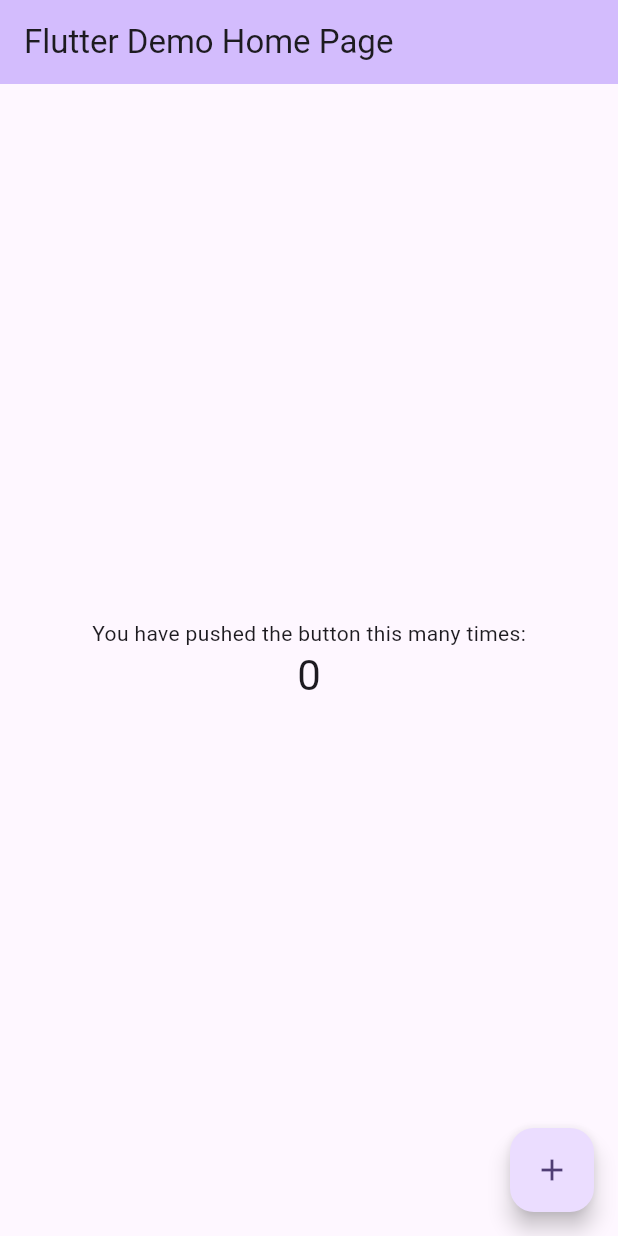
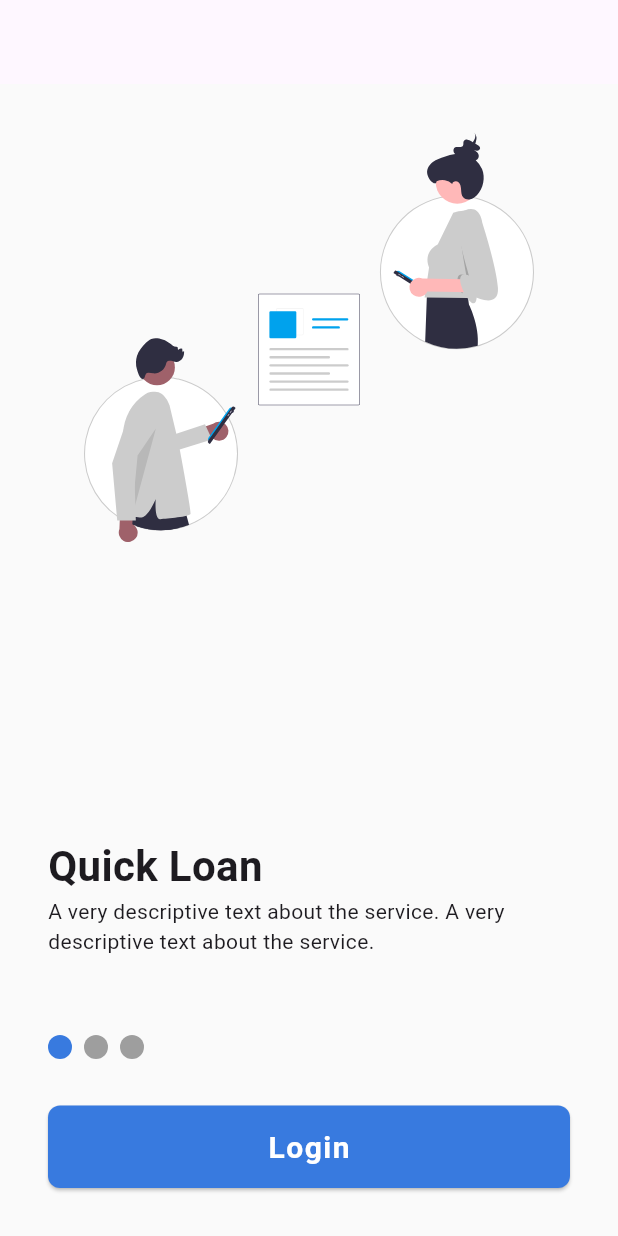
Before and after one commit to cloobTech/flutter_smart_thrift, a Flutter app: the screen it shows after launch, on a phone screen of 412 x 824 dp. Run offline on Flutter 3.47's test engine with Material 3 defaults, Android fonts, the phone set to English and light mode, and no system bars; drawn by our look-alikes of smooth_page_indicator; our stand-ins replace flutter_svg, fpdart.

Commit message:
structured the folders properly following clean architecture principles

```diff
--- /dev/null
+++ b/smart_thrift/lib/core/error/failure.dart
@@ -0,0 +1,5 @@
+class Failure {
+  final String message;
+
+  Failure([this.message = "An unexpected error occurred"]);
+}
--- /dev/null
+++ b/smart_thrift/lib/core/theme/app_pallete.dart
@@ -0,0 +1,9 @@
+import 'package:flutter/material.dart';
+
+class AppPallete {
+  static const Color bacckgroundColor = Color.fromRGBO(250, 250, 250, 1);
+  static const Color white = Color.fromRGBO(255, 255, 255, 1);
+  static const Color secondary = Color.fromRGBO(49, 54, 63, 1);
+  static const Color primary = Color.fromRGBO(56, 122, 223, 1);
+  static const Color borderColor = Color.fromRGBO(180, 180, 184, .4);
+}
--- /dev/null
+++ b/smart_thrift/lib/core/theme/app_theme.dart
@@ -0,0 +1,25 @@
+import 'package:flutter/material.dart';
+import 'package:smart_thrift/core/theme/app_pallete.dart';
+
+class AppTheme {
+  static _border([Color color = AppPallete.borderColor]) => OutlineInputBorder(
+      borderSide: BorderSide(width: 2, color: color),
+      borderRadius: BorderRadius.circular(8));
+
+  static final ThemeData lightThemeMode = ThemeData.light().copyWith(
+      inputDecorationTheme: InputDecorationTheme(
+        filled: true,
+        enabledBorder: _border(),
+        focusedBorder: _border(AppPallete.primary),
+      ),
+      elevatedButtonTheme: ElevatedButtonThemeData(
+        style: ElevatedButton.styleFrom(
+            padding: const EdgeInsets.symmetric(vertical: 16),
+            textStyle: const TextStyle(
+                fontWeight: FontWeight.w600, fontSize: 20, letterSpacing: 1),
+            shape: RoundedRectangleBorder(
+              borderRadius: BorderRadius.circular(8),
+            )),
+      ),
+      scaffoldBackgroundColor: AppPallete.bacckgroundColor);
+}
--- /dev/null
+++ b/smart_thrift/lib/core/usecase/usecase.dart
@@ -0,0 +1,6 @@
+import 'package:fpdart/fpdart.dart';
+import 'package:smart_thrift/core/error/failure.dart';
+
+abstract interface class UseCase<SuccessType, Params> {
+  Future<Either<Failure, SuccessType>> call(Params params);
+}
--- /dev/null
+++ b/smart_thrift/lib/features/auth/domain/repository/auth_repository.dart
@@ -0,0 +1,9 @@
+import 'package:fpdart/fpdart.dart';
+import 'package:smart_thrift/core/error/failure.dart';
+
+abstract interface class AuthRepository {
+  Future<Either<Failure, String>> signInWithEmailAndPassword({
+    required String email,
+    required String password,
+  });
+}
--- /dev/null
+++ b/smart_thrift/lib/features/auth/domain/usecases/sign_in.dart
@@ -0,0 +1,22 @@
+import 'package:fpdart/fpdart.dart';
+import 'package:smart_thrift/core/error/failure.dart';
+import 'package:smart_thrift/core/usecase/usecase.dart';
+import 'package:smart_thrift/features/auth/domain/repository/auth_repository.dart';
+
+class SignInUserCase implements UseCase<String, UserParams> {
+  final AuthRepository _authRepository;
+
+  SignInUserCase(this._authRepository);
+  @override
+  Future<Either<Failure, String>> call(UserParams params) async {
+    return await _authRepository.signInWithEmailAndPassword(
+        email: params.email, password: params.password);
+  }
+}
+
+class UserParams {
+  final String email;
+  final String password;
+
+  UserParams({required this.email, required this.password});
+}
--- /dev/null
+++ b/smart_thrift/lib/features/introduction_screen/presentation/pages/home.dart
@@ -0,0 +1,74 @@
+import 'package:flutter/material.dart';
+import 'package:smart_thrift/core/theme/app_pallete.dart';
+import 'package:smart_thrift/features/introduction_screen/presentation/widgets/intro_screen.dart';
+import 'package:smooth_page_indicator/smooth_page_indicator.dart';
+
+class HomePage extends StatefulWidget {
+  const HomePage({super.key});
+
+  @override
+  State<HomePage> createState() => _HomePageState();
+}
+
+class _HomePageState extends State<HomePage> {
+  final PageController _pageController = PageController(initialPage: 0);
+  @override
+  Widget build(BuildContext context) {
+    return Scaffold(
+      appBar: AppBar(),
+      body: Padding(
+        padding: const EdgeInsets.all(32),
+        child: Stack(
+          children: [
+            PageView(
+              controller: _pageController,
+              children: const [
+                IntroScreen(
+                  svgUrl: 'assets/images/quick_loan.svg',
+                  header: 'Quick Loan',
+                  description:
+                      "A very descriptive text about the service. A very descriptive text about the service.",
+                ),
+                IntroScreen(
+                  svgUrl: 'assets/images/savings.svg',
+                  header: 'Savings',
+                  description:
+                      "A very descriptive. A very descriptive text about the service.",
+                ),
+                IntroScreen(
+                  svgUrl: 'assets/images/interest.svg',
+                  header: 'Intrest',
+                  description:
+                      "A very descriptive text about the service. A very descriptive text about the service.",
+                ),
+              ],
+            ),
+            Container(
+              alignment: const Alignment(-1, .75),
+              child: SmoothPageIndicator(
+                controller: _pageController,
+                count: 3,
+                effect: const WormEffect(activeDotColor: AppPallete.primary),
+              ),
+            ),
+            Positioned(
+              bottom: 0,
+              left: 0,
+              right: 0,
+              child: SizedBox(
+                width: double.infinity,
+                child: ElevatedButton(
+                  onPressed: () {},
+                  style: ElevatedButton.styleFrom(
+                      backgroundColor: AppPallete.primary,
+                      foregroundColor: AppPallete.white),
+                  child: const Text("Login"),
+                ),
+              ),
+            ),
+          ],
+        ),
+      ),
+    );
+  }
+}
--- /dev/null
+++ b/smart_thrift/lib/features/introduction_screen/presentation/widgets/intro_screen.dart
@@ -0,0 +1,50 @@
+import 'package:flutter/material.dart';
+import 'package:flutter_svg/svg.dart';
+
+class IntroScreen extends StatelessWidget {
+  final String svgUrl;
+  final String header;
+  final String description;
+  const IntroScreen(
+      {super.key,
+      required this.svgUrl,
+      required this.header,
+      required this.description});
+
+  @override
+  Widget build(BuildContext context) {
+    return Column(
+      mainAxisAlignment: MainAxisAlignment.start,
+      children: [
+        Expanded(
+          flex: 2,
+          child: SvgPicture.asset(
+            svgUrl,
+            fit: BoxFit.contain,
+            alignment: Alignment.topCenter,
+            // height: 100,
+            width: 300,
+          ),
+        ),
+        Expanded(
+          child: Column(
+            crossAxisAlignment: CrossAxisAlignment.start,
+            mainAxisAlignment: MainAxisAlignment.start,
+            children: [
+              Row(
+                children: [
+                  Text(header,
+                      style: const TextStyle(
+                        fontSize: 28,
+                        fontWeight: FontWeight.w600,
+                      )),
+                ],
+              ),
+              Text(description),
+            ],
+          ),
+        ),
+      ],
+    );
+  }
+}
--- a/smart_thrift/lib/main.dart
+++ b/smart_thrift/lib/main.dart
@@ -1,4 +1,6 @@
 import 'package:flutter/material.dart';
+import 'package:smart_thrift/core/theme/app_theme.dart';
+import 'package:smart_thrift/features/introduction_screen/presentation/pages/home.dart';
 
 void main() {
   runApp(const MyApp());
@@ -11,115 +13,10 @@
   @override
   Widget build(BuildContext context) {
     return MaterialApp(
+      debugShowCheckedModeBanner: false,
       title: 'Flutter Demo',
-      theme: ThemeData(
-        // This is the theme of your application.
-        //
-        // TRY THIS: Try running your application with "flutter run". You'll see
-        // the application has a purple toolbar. Then, without quitting the app,
-        // try changing the seedColor in the colorScheme below to Colors.green
-        // and then invoke "hot reload" (save your changes or press the "hot
-        // reload" button in a Flutter-supported IDE, or press "r" if you used
-        // the command line to start the app).
-        //
-        // Notice that the counter didn't reset back to zero; the application
-        // state is not lost during the reload. To reset the state, use hot
-        // restart instead.
-        //
-        // This works for code too, not just values: Most code changes can be
-        // tested with just a hot reload.
-        colorScheme: ColorScheme.fromSeed(seedColor: Colors.deepPurple),
-        useMaterial3: true,
-      ),
-      home: const MyHomePage(title: 'Flutter Demo Home Page'),
+      theme: AppTheme.lightThemeMode,
+      home: const HomePage(),
     );
   }
 }
-
-class MyHomePage extends StatefulWidget {
-  const MyHomePage({super.key, required this.title});
-
-  // This widget is the home page of your application. It is stateful, meaning
-  // that it has a State object (defined below) that contains fields that affect
-  // how it looks.
-
-  // This class is the configuration for the state. It holds the values (in this
-  // case the title) provided by the parent (in this case the App widget) and
-  // used by the build method of the State. Fields in a Widget subclass are
-  // always marked "final".
-
-  final String title;
-
-  @override
-  State<MyHomePage> createState() => _MyHomePageState();
-}
-
-class _MyHomePageState extends State<MyHomePage> {
-  int _counter = 0;
-
-  void _incrementCounter() {
-    setState(() {
-      // This call to setState tells the Flutter framework that something has
-      // changed in this State, which causes it to rerun the build method below
-      // so that the display can reflect the updated values. If we changed
-      // _counter without calling setState(), then the build method would not be
-      // called again, and so nothing would appear to happen.
-      _counter++;
-    });
-  }
-
-  @override
-  Widget build(BuildContext context) {
-    // This method is rerun every time setState is called, for instance as done
-    // by the _incrementCounter method above.
-    //
-    // The Flutter framework has been optimized to make rerunning build methods
-    // fast, so that you can just rebuild anything that needs updating rather
-    // than having to individually change instances of widgets.
-    return Scaffold(
-      appBar: AppBar(
-        // TRY THIS: Try changing the color here to a specific color (to
-        // Colors.amber, perhaps?) and trigger a hot reload to see the AppBar
-        // change color while the other colors stay the same.
-        backgroundColor: Theme.of(context).colorScheme.inversePrimary,
-        // Here we take the value from the MyHomePage object that was created by
-        // the App.build method, and use it to set our appbar title.
-        title: Text(widget.title),
-      ),
-      body: Center(
-        // Center is a layout widget. It takes a single child and positions it
-        // in the middle of the parent.
-        child: Column(
-          // Column is also a layout widget. It takes a list of children and
-          // arranges them vertically. By default, it sizes itself to fit its
-          // children horizontally, and tries to be as tall as its parent.
-          //
-          // Column has various properties to control how it sizes itself and
-          // how it positions its children. Here we use mainAxisAlignment to
-          // center the children vertically; the main axis here is the vertical
-          // axis because Columns are vertical (the cross axis would be
-          // horizontal).
-          //
-          // TRY THIS: Invoke "debug painting" (choose the "Toggle Debug Paint"
-          // action in the IDE, or press "p" in the console), to see the
-          // wireframe for each widget.
-          mainAxisAlignment: MainAxisAlignment.center,
-          children: <Widget>[
-            const Text(
-              'You have pushed the button this many times:',
-            ),
-            Text(
-              '$_counter',
-              style: Theme.of(context).textTheme.headlineMedium,
-            ),
-          ],
-        ),
-      ),
-      floatingActionButton: FloatingActionButton(
-        onPressed: _incrementCounter,
-        tooltip: 'Increment',
-        child: const Icon(Icons.add),
-      ), // This trailing comma makes auto-formatting nicer for build methods.
-    );
-  }
-}
```
Also changed, not shown: smart_thrift/pubspec.yaml (+7 -5 lines), smart_thrift/assets/images/interest.svg (added), smart_thrift/assets/images/quick_loan.svg (added), smart_thrift/assets/images/savings.svg (added), smart_thrift/pubspec.lock.
